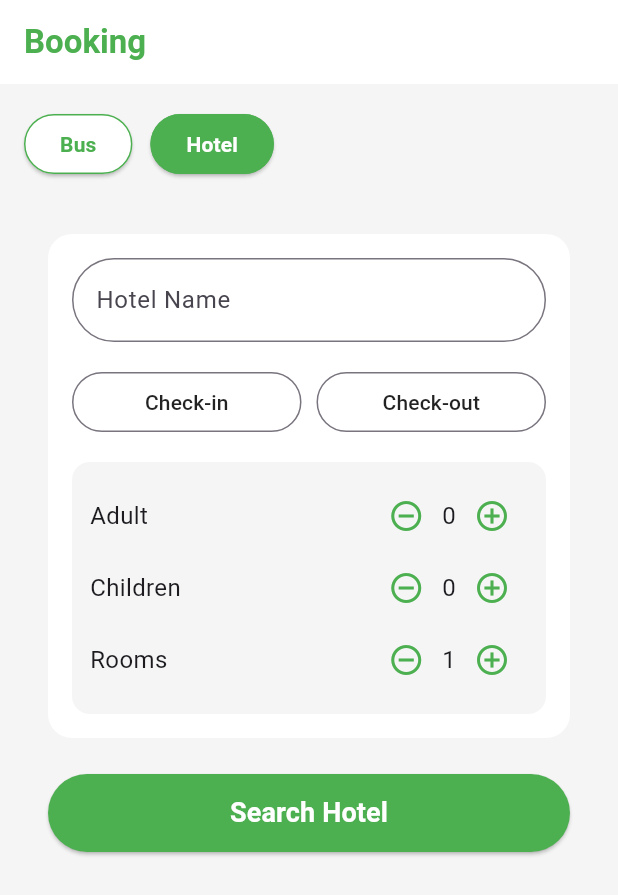
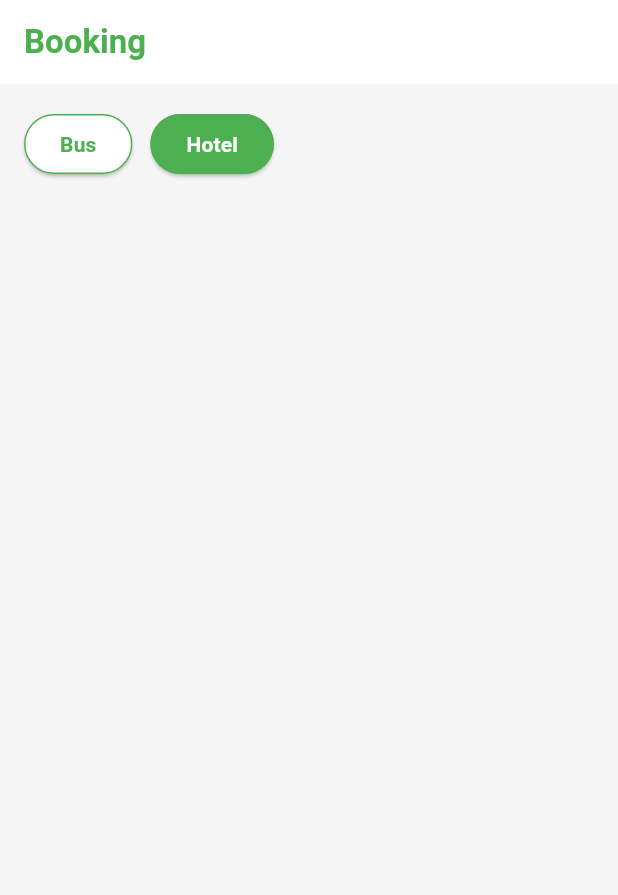
Before and after one commit to nur-rabby09/explore_x, a Flutter app: the BusBookingPage screen opened directly, after a tap on "Hotel", on a phone screen of 412 x 824 dp. Shown: the top 895 px of the screen. Run offline on Flutter 3.47's test engine with Material 3 defaults, Android fonts, the light colour scheme and no system bars; our stand-ins replace firebase_core; accounts and stored records are empty.

Commit message:
old code deleted

```diff
--- a/lib/bus_booking.dart
+++ b/lib/bus_booking.dart
@@ -1,6 +1,6 @@
 import 'package:flutter/material.dart';
 
-import 'hotel_booking.dart';
+//import 'hotel_booking.dart';
 
 class BusBookingPage extends StatefulWidget {
   const BusBookingPage({super.key});
@@ -156,7 +156,7 @@ class _BusBookingPageState extends State<BusBookingPage> {
               ),
 
             ] else ...[
-              HotelBookingPage(),
+              //HotelBookingPage(),
             ],
 
           ],
--- a/lib/hotel_booking.dart
+++ /dev/null
@@ -1,182 +0,0 @@
-import 'package:flutter/material.dart';
-
-class HotelBookingPage extends StatefulWidget {
-  const HotelBookingPage({super.key});
-
-  @override
-  State<HotelBookingPage> createState() => _HotelBookingPageState();
-}
-
-class _HotelBookingPageState extends State<HotelBookingPage> {
-
-  TextEditingController hotelName = TextEditingController();
-
-  String checkInDate  = 'Check-in';
-  String checkOutDate = 'Check-out';
-
-  int adults   = 0;
-  int children = 0;
-  int rooms    = 1;
-
-  // Opens date picker and saves to the correct variable
-  void pickDate(String type) async {
-    DateTime? picked = await showDatePicker(
-      context: context,
-      initialDate: DateTime.now(),
-      firstDate: DateTime.now(),
-      lastDate: DateTime(2100),
-    );
-    if (picked != null) {
-      String formatted = "${picked.day}/${picked.month}/${picked.year}";
-      setState(() {
-        if (type == 'checkin')  checkInDate  = formatted;
-        if (type == 'checkout') checkOutDate = formatted;
-      });
-    }
-  }
-
-  void searchHotel() {
-    if (hotelName.text.isEmpty || checkInDate == 'Check-in' || checkOutDate == 'Check-out') {
-      ScaffoldMessenger.of(context).showSnackBar(
-        SnackBar(content: Text('Please fill Hotel Name, Check-in and Check-out')),
-      );
-    } else {
-      ScaffoldMessenger.of(context).showSnackBar(
-        SnackBar(content: Text('Searching hotels...')),
-      );
-    }
-  }
-
-  @override
-  Widget build(BuildContext context) {
-    return SingleChildScrollView(
-      padding: EdgeInsets.all(16),
-      child: Column(
-        crossAxisAlignment: CrossAxisAlignment.start,
-        children: [
-
-          // Main Card
-          Container(
-            padding: EdgeInsets.all(16),
-            decoration: BoxDecoration(color: Colors.white, borderRadius: BorderRadius.circular(16)),
-            child: Column(
-              crossAxisAlignment: CrossAxisAlignment.start,
-              children: [
-
-                // Hotel Name Field
-                TextField(
-                  controller: hotelName,
-                  decoration: InputDecoration(
-                    labelText: 'Hotel Name',
-                    border: OutlineInputBorder(borderRadius: BorderRadius.circular(30)),
-                  ),
-                ),
-
-                SizedBox(height: 16),
-
-                // Check-in and Check-out side by side
-                Row(
-                  children: [
-
-                    // Check-in Button
-                    Expanded(
-                      child: OutlinedButton(
-                        onPressed: () => pickDate('checkin'),
-                        child: Text(checkInDate, style: TextStyle(color: Colors.black87)),
-                      ),
-                    ),
-
-                    SizedBox(width: 10),
-
-                    // Check-out Button
-                    Expanded(
-                      child: OutlinedButton(
-                        onPressed: () => pickDate('checkout'),
-                        child: Text(checkOutDate, style: TextStyle(color: Colors.black87)),
-                      ),
-                    ),
-
-                  ],
-                ),
-
-                SizedBox(height: 16),
-
-                // Adults, Children, Rooms counter
-                Container(
-                  padding: EdgeInsets.all(12),
-                  decoration: BoxDecoration(color: Colors.grey[100], borderRadius: BorderRadius.circular(12)),
-                  child: Column(
-                    children: [
-
-                      // Adults Row
-                      Row(
-                        mainAxisAlignment: MainAxisAlignment.spaceBetween,
-                        children: [
-                          Text('Adult',    style: TextStyle(fontSize: 16)),
-                          Row(
-                            children: [
-                              IconButton(icon: Icon(Icons.remove_circle_outline, color: Colors.green), onPressed: () { if (adults > 1)   setState(() => adults--);   }),
-                              Text('$adults',   style: TextStyle(fontSize: 16)),
-                              IconButton(icon: Icon(Icons.add_circle_outline,    color: Colors.green), onPressed: () =>                  setState(() => adults++)),
-                            ],
-                          ),
-                        ],
-                      ),
-
-                      // Children Row
-                      Row(
-                        mainAxisAlignment: MainAxisAlignment.spaceBetween,
-                        children: [
-                          Text('Children', style: TextStyle(fontSize: 16)),
-                          Row(
-                            children: [
-                              IconButton(icon: Icon(Icons.remove_circle_outline, color: Colors.green), onPressed: () { if (children > 0) setState(() => children--); }),
-                              Text('$children', style: TextStyle(fontSize: 16)),
-                              IconButton(icon: Icon(Icons.add_circle_outline,    color: Colors.green), onPressed: () =>                  setState(() => children++)),
-                            ],
-                          ),
-                        ],
-                      ),
-
-                      // Rooms Row
-                      Row(
-                        mainAxisAlignment: MainAxisAlignment.spaceBetween,
-                        children: [
-                          Text('Rooms',    style: TextStyle(fontSize: 16)),
-                          Row(
-                            children: [
-                              IconButton(icon: Icon(Icons.remove_circle_outline, color: Colors.green), onPressed: () { if (rooms > 1)    setState(() => rooms--);    }),
-                              Text('$rooms',    style: TextStyle(fontSize: 16)),
-                              IconButton(icon: Icon(Icons.add_circle_outline,    color: Colors.green), onPressed: () =>                  setState(() => rooms++)),
-                            ],
-                          ),
-                        ],
-                      ),
-
-                    ],
-                  ),
-                ),
-
-              ],
-            ),
-          ),
-
-          SizedBox(height: 24),
-
-          // Search Hotel Button
-          ElevatedButton(
-            onPressed: searchHotel,
-            style: ElevatedButton.styleFrom(
-              backgroundColor: Colors.green,
-              foregroundColor: Colors.white,
-              minimumSize: Size(double.infinity, 52),
-              shape: RoundedRectangleBorder(borderRadius: BorderRadius.circular(30)),
-            ),
-            child: Text('Search Hotel', style: TextStyle(fontSize: 18, fontWeight: FontWeight.bold)),
-          ),
-
-        ],
-      ),
-    );
-  }
-}
```
